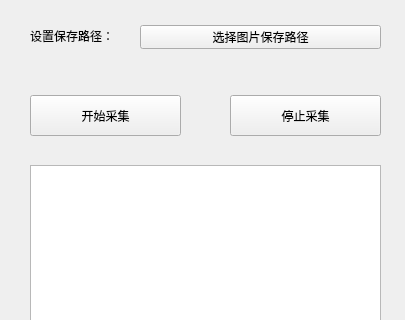
The window that main.ui (Whale-Yu/ImageCollectMaster) describes before a commit, drawn with Qt 5; both pictures show x 0 to 405 and y 115 to 435 of the 405 by 538 pixel window.
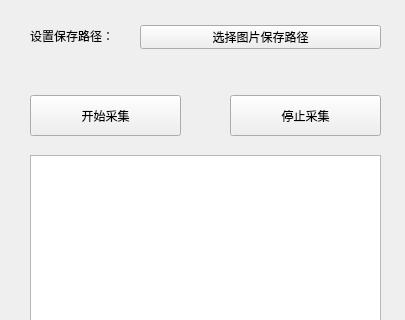
The same window after the commit.

The edit to the form file:
```diff
--- a/main.ui
+++ b/main.ui
@@ -117,13 +117,13 @@
     <string>停止采集</string>
    </property>
   </widget>
-  <widget class="QPlainTextEdit" name="ouputLineEdit">
+  <widget class="QTextEdit" name="outputLineEdit">
    <property name="geometry">
     <rect>
      <x>30</x>
-     <y>280</y>
+     <y>270</y>
      <width>351</width>
-     <height>241</height>
+     <height>251</height>
     </rect>
    </property>
   </widget>
```
